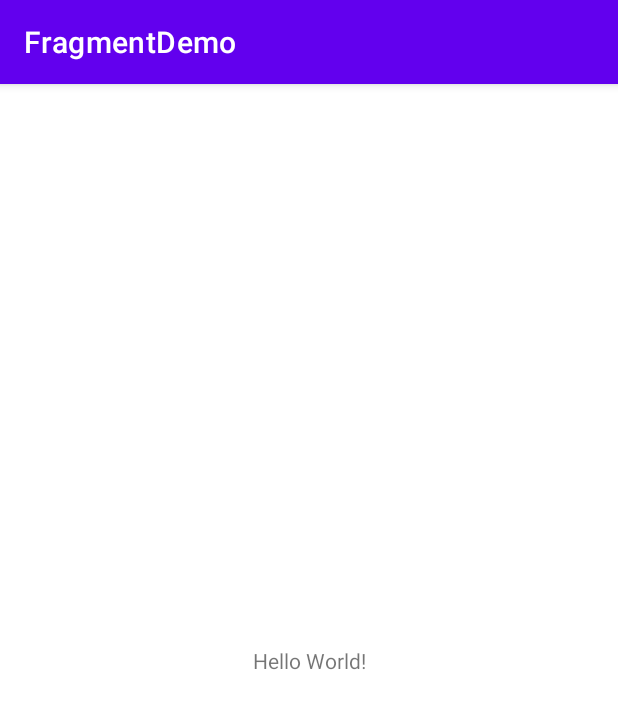
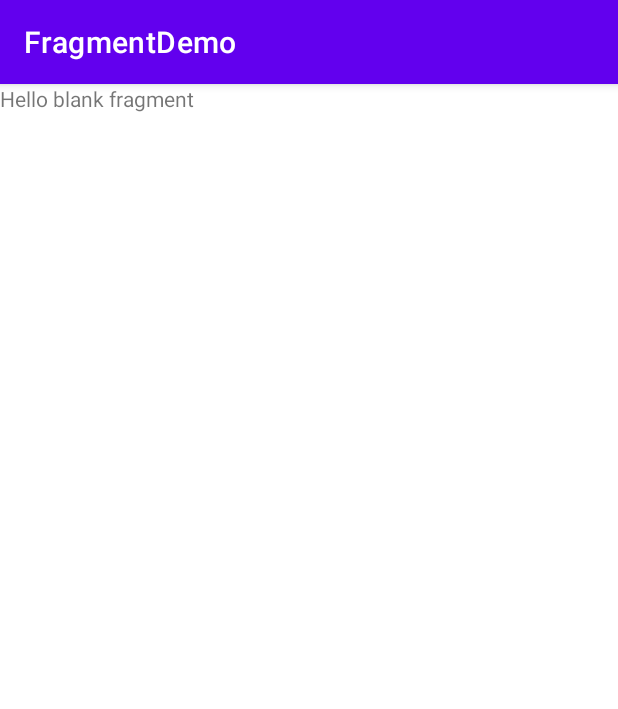
Before and after one commit to Arvauss/AndroidMapFragmentDemos, an Android app: the screen it shows after launch (MainActivity), on a phone screen of 412 x 824 dp. Shown: the top 709 px of the screen. Run offline under Robolectric (Android 15) with nearby library versions, the phone set to English and light mode, and no system bars.

Commit message:
First Frag

```diff
--- a/app/build.gradle
+++ b/app/build.gradle
@@ -35,4 +35,9 @@ dependencies {
     testImplementation 'junit:junit:4.13.2'
     androidTestImplementation 'androidx.test.ext:junit:1.1.3'
     androidTestImplementation 'androidx.test.espresso:espresso-core:3.4.0'
+
+    def fragment_version = "1.5.2"
+
+    // Java language implementation
+    implementation "androidx.fragment:fragment:$fragment_version"
 }
--- /dev/null
+++ b/app/src/main/java/com/example/fragmentdemo/FirstFragment.java
@@ -0,0 +1,66 @@
+package com.example.fragmentdemo;
+
+import android.os.Bundle;
+
+import androidx.fragment.app.Fragment;
+
+import android.view.LayoutInflater;
+import android.view.View;
+import android.view.ViewGroup;
+
+/**
+ * A simple {@link Fragment} subclass.
+ * Use the {@link FirstFragment#newInstance} factory method to
+ * create an instance of this fragment.
+ */
+public class FirstFragment extends Fragment {
+
+    // TODO: Rename parameter arguments, choose names that match
+    // the fragment initialization parameters, e.g. ARG_ITEM_NUMBER
+    private static final String ARG_PARAM1 = "param1";
+    private static final String ARG_PARAM2 = "param2";
+
+    // TODO: Rename and change types of parameters
+    private String mParam1;
+    private String mParam2;
+
+    public FirstFragment() {
+        // Required empty public constructor
+    }
+
+    /**
+     * Use this factory method to create a new instance of
+     * this fragment using the provided parameters.
+     *
+     * @param param1 Parameter 1.
+     * @param param2 Parameter 2.
+     * @return A new instance of fragment FirstFragment.
+     */
+    // TODO: Rename and change types and number of parameters
+    public static FirstFragment newInstance(String param1, String param2) {
+        FirstFragment fragment = new FirstFragment();
+        Bundle args = new Bundle();
+        args.putString(ARG_PARAM1, param1);
+        args.putString(ARG_PARAM2, param2);
+        fragment.setArguments(args);
+        return fragment;
+    }
+
+    @Override
+    public void onCreate(Bundle savedInstanceState) {
+        super.onCreate(savedInstanceState);
+        if (getArguments() != null) {
+            mParam1 = getArguments().getString(ARG_PARAM1);
+            mParam2 = getArguments().getString(ARG_PARAM2);
+        }
+
+
+    }
+
+    @Override
+    public View onCreateView(LayoutInflater inflater, ViewGroup container,
+                             Bundle savedInstanceState) {
+        // Inflate the layout for this fragment
+        return inflater.inflate(R.layout.fragment_first, container, false);
+    }
+}
--- a/app/src/main/java/com/example/fragmentdemo/MainActivity.java
+++ b/app/src/main/java/com/example/fragmentdemo/MainActivity.java
@@ -10,5 +10,12 @@ public class MainActivity extends AppCompatActivity {
     protected void onCreate(Bundle savedInstanceState) {
         super.onCreate(savedInstanceState);
         setContentView(R.layout.activity_main);
+
+        if (savedInstanceState == null){
+            getSupportFragmentManager().beginTransaction()
+                    .setReorderingAllowed(true)
+                    .add(R.id.fragcontainer_id, FirstFragment.class, null).commit();
+        }
+
     }
 }
--- a/app/src/main/res/layout/activity_main.xml
+++ b/app/src/main/res/layout/activity_main.xml
@@ -6,13 +6,11 @@
     android:layout_height="match_parent"
     tools:context=".MainActivity">
 
-    <TextView
-        android:layout_width="wrap_content"
-        android:layout_height="wrap_content"
-        android:text="Hello World!"
-        app:layout_constraintBottom_toBottomOf="parent"
-        app:layout_constraintEnd_toEndOf="parent"
-        app:layout_constraintStart_toStartOf="parent"
-        app:layout_constraintTop_toTopOf="parent" />
+    <androidx.fragment.app.FragmentContainerView
+        android:layout_width="match_parent"
+        android:layout_height="match_parent"
+        android:id="@+id/fragcontainer_id">
+
+    </androidx.fragment.app.FragmentContainerView>
 
 </androidx.constraintlayout.widget.ConstraintLayout>
--- /dev/null
+++ b/app/src/main/res/layout/fragment_first.xml
@@ -0,0 +1,14 @@
+<?xml version="1.0" encoding="utf-8"?>
+<FrameLayout xmlns:android="http://schemas.android.com/apk/res/android"
+    xmlns:tools="http://schemas.android.com/tools"
+    android:layout_width="match_parent"
+    android:layout_height="match_parent"
+    tools:context=".FirstFragment">
+
+    <!-- TODO: Update blank fragment layout -->
+    <TextView
+        android:layout_width="match_parent"
+        android:layout_height="match_parent"
+        android:text="@string/hello_blank_fragment" />
+
+</FrameLayout>
--- a/app/src/main/res/values/strings.xml
+++ b/app/src/main/res/values/strings.xml
@@ -1,3 +1,5 @@
 <resources>
     <string name="app_name">FragmentDemo</string>
+    <!-- TODO: Remove or change this placeholder text -->
+    <string name="hello_blank_fragment">Hello blank fragment</string>
 </resources>
```
